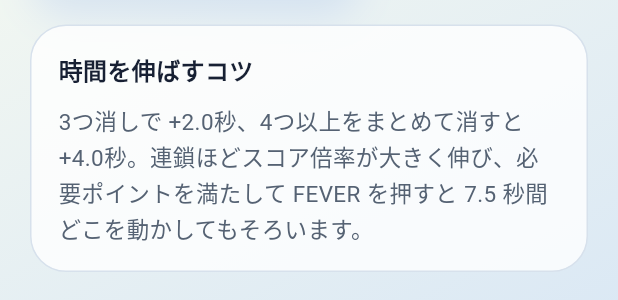
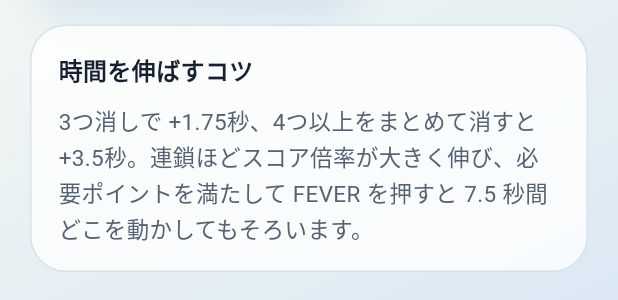
Before and after one commit to KK-cube/Puzzle, a Flutter app: the HowToPlayDialog widget shown alone on an empty page, opened directly, scrolled down 400 dp, on a phone screen of 412 x 824 dp. Shown: the part 814-1114 px from the top of the screen. Run offline on Flutter 3.47's test engine with Material 3 defaults, Android fonts, the phone set to English and light mode, and no system bars; our stand-ins replace audioplayers, flutter_riverpod, google_fonts, shared_preferences, supabase_flutter; missing offline and left inert: flame; accounts and stored records are empty.

Commit message:
Adjust clear time rewards

```diff
--- a/lib/game/application/game_session_controller.dart
+++ b/lib/game/application/game_session_controller.dart
@@ -486,10 +486,10 @@
 
   int _timeBonusForClearedTiles(int clearedTiles) {
     if (clearedTiles >= 4) {
-      return 4000;
+      return 3500;
     }
     if (clearedTiles >= 3) {
-      return 2000;
+      return 1750;
     }
     return 0;
   }
--- a/lib/game/presentation/screens/title_screen.dart
+++ b/lib/game/presentation/screens/title_screen.dart
@@ -187,7 +187,7 @@
                         const LeaderboardPanel(),
                         const SizedBox(height: 18),
                         const Text(
-                          '3つ消すと +2.0秒、1回の消去で 4つ以上消すと +4.0秒。連鎖ほど得点倍率が大きく伸び、FEVER は初回 500pt、以降は 500pt ずつ必要値が増えます。発動すると 7.5 秒間フィーバーです。',
+                          '3つ消すと +1.75秒、1回の消去で 4つ以上消すと +3.5秒。連鎖ほど得点倍率が大きく伸び、FEVER は初回 500pt、以降は 500pt ずつ必要値が増えます。発動すると 7.5 秒間フィーバーです。',
                           style: TextStyle(
                             fontSize: 14,
                             height: 1.5,
--- a/lib/game/presentation/widgets/how_to_play_dialog.dart
+++ b/lib/game/presentation/widgets/how_to_play_dialog.dart
@@ -114,7 +114,7 @@
                               ),
                               SizedBox(height: 10),
                               Text(
-                                '3つ消しで +2.0秒、4つ以上をまとめて消すと +4.0秒。連鎖ほどスコア倍率が大きく伸び、必要ポイントを満たして FEVER を押すと 7.5 秒間どこを動かしてもそろいます。',
+                                '3つ消しで +1.75秒、4つ以上をまとめて消すと +3.5秒。連鎖ほどスコア倍率が大きく伸び、必要ポイントを満たして FEVER を押すと 7.5 秒間どこを動かしてもそろいます。',
                                 style: TextStyle(
                                   fontSize: 15,
                                   height: 1.5,
```
Also changed, not shown: 1 other file.
